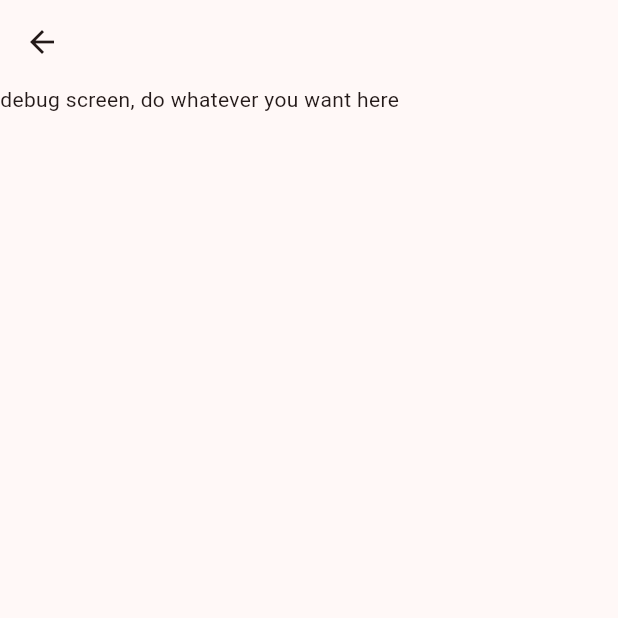
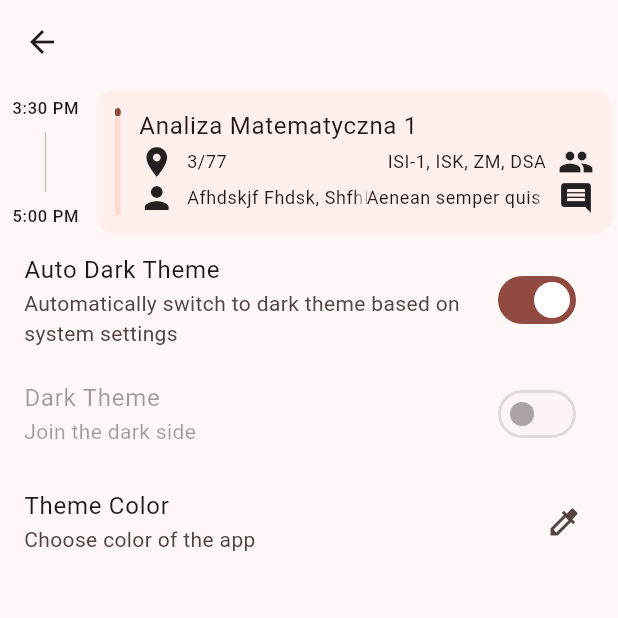
Before and after one commit to SilverNETGroupSGGW/Straciatella, a Flutter app: the DebugScreen screen opened by its route, on a phone screen of 412 x 824 dp, the top half of it. Run offline on Flutter 3.47's test engine with Material 3 defaults, Android fonts, the phone set to English and light mode, and no system bars; our stand-ins replace bloc, easy_localization, flutter_bloc, flutter_colorpicker, freezed_annotation, hive and 1 more; accounts and stored records are empty.

Commit message:
change dark mode toggle according to platform brightness if ThemeMode.system set

```diff
--- a/lib/presentation/screens/debug/debug.dart
+++ b/lib/presentation/screens/debug/debug.dart
@@ -1,4 +1,8 @@
 import 'package:flutter/material.dart';
+import 'package:silvertimetable/presentation/screens/settings/widgets/auto_theme_mode_tile.dart';
+import 'package:silvertimetable/presentation/screens/settings/widgets/color_tile.dart';
+import 'package:silvertimetable/presentation/screens/settings/widgets/dark_theme_mode_tile.dart';
+import 'package:silvertimetable/presentation/screens/timetable/widgets/lesson_tile.dart';
 
 class DebugScreen extends StatelessWidget {
   const DebugScreen({super.key});
@@ -7,7 +11,23 @@ class DebugScreen extends StatelessWidget {
   Widget build(BuildContext context) {
     return Scaffold(
       appBar: AppBar(),
-      body: Text("debug screen, do whatever you want here"),
+      body: ListView(
+        children: [
+          LessonTile(
+            classroom: "3/77",
+            comment:
+                "Aenean semper quis sem ac feugiat. Aliquam turpis nunc, condimentum vitae viverra sed, mattis at ante. In sed congue eros. Duis posuere congue aliquet. Phasellus eu purus ultricies lacus ornare scelerisque. Sed commodo justo ut felis consequat consequat. Praesent consectetur arcu vel diam pulvinar, vel rutrum eros convallis.",
+            groups: ["ISI-1", "ISK", "ZM", "DSA"],
+            lecturers: ["Afhdskjf Fhdsk", "Shfhf dsafvvvffff"],
+            name: "Analiza Matematyczna 1",
+            duration: Duration(minutes: 90),
+            startTime: TimeOfDay(hour: 15, minute: 30),
+          ),
+          AutoThemeModeTile(),
+          DarkThemeModeTile(),
+          ColorTile(),
+        ],
+      ),
     );
   }
 }
--- a/lib/presentation/screens/settings/widgets/dark_theme_mode_tile.dart
+++ b/lib/presentation/screens/settings/widgets/dark_theme_mode_tile.dart
@@ -2,18 +2,22 @@ import 'package:easy_localization/easy_localization.dart';
 import 'package:flutter/material.dart';
 import 'package:flutter_bloc/flutter_bloc.dart';
 import 'package:silvertimetable/logic/settings/settings_cubit.dart';
+import 'package:silvertimetable/presentation/widgets/platform_brightness_builder.dart';
 
 class DarkThemeModeTile extends StatelessWidget {
-  const DarkThemeModeTile({
-    super.key,
-  });
+  const DarkThemeModeTile({super.key});
 
   @override
   Widget build(BuildContext context) {
+    return PlatformBrightnessBuilder(
+      builder: (context, systemBrightness) {
         return BlocBuilder<SettingsCubit, SettingsState>(
           builder: (context, settings) {
             ({bool enabled, bool isDark}) state = switch (settings.themeMode) {
-          ThemeMode.system => (enabled: false, isDark: true),
+              ThemeMode.system => (
+                  enabled: false,
+                  isDark: systemBrightness == Brightness.dark
+                ),
               ThemeMode.dark => (enabled: true, isDark: true),
               ThemeMode.light => (enabled: true, isDark: false),
             };
@@ -24,13 +28,15 @@ class DarkThemeModeTile extends StatelessWidget {
               trailing: Switch(
                 value: state.isDark,
                 onChanged: state.enabled
-                ? null
-                : (bool value) {
+                    ? (bool value) {
                         context.read<SettingsCubit>().changeThemeMode(
                               value ? ThemeMode.dark : ThemeMode.light,
                             );
+                      }
+                    : null,
+              ),
+            );
           },
-          ),
         );
       },
     );
--- /dev/null
+++ b/lib/presentation/widgets/platform_brightness_builder.dart
@@ -0,0 +1,45 @@
+import 'package:flutter/material.dart';
+import 'package:flutter/scheduler.dart';
+
+class PlatformBrightnessBuilder extends StatefulWidget {
+  final Widget Function(BuildContext context, Brightness brightness) builder;
+  const PlatformBrightnessBuilder({super.key, required this.builder});
+
+  @override
+  State<PlatformBrightnessBuilder> createState() =>
+      _PlatformBrightnessBuilderState();
+}
+
+class _PlatformBrightnessBuilderState extends State<PlatformBrightnessBuilder>
+    with WidgetsBindingObserver {
+  late Brightness systemBrightness;
+
+  Brightness get _systemBrightness =>
+      SchedulerBinding.instance.platformDispatcher.platformBrightness;
+
+  @override
+  void initState() {
+    super.initState();
+    systemBrightness = _systemBrightness;
+    WidgetsBinding.instance.addObserver(this);
+  }
+
+  @override
+  void didChangePlatformBrightness() {
+    super.didChangePlatformBrightness();
+    setState(() {
+      systemBrightness = _systemBrightness;
+    });
+  }
+
+  @override
+  void dispose() {
+    WidgetsBinding.instance.removeObserver(this);
+    super.dispose();
+  }
+
+  @override
+  Widget build(BuildContext context) {
+    return widget.builder(context, systemBrightness);
+  }
+}
```
Lines whose indentation alone changed are shown as unchanged.
